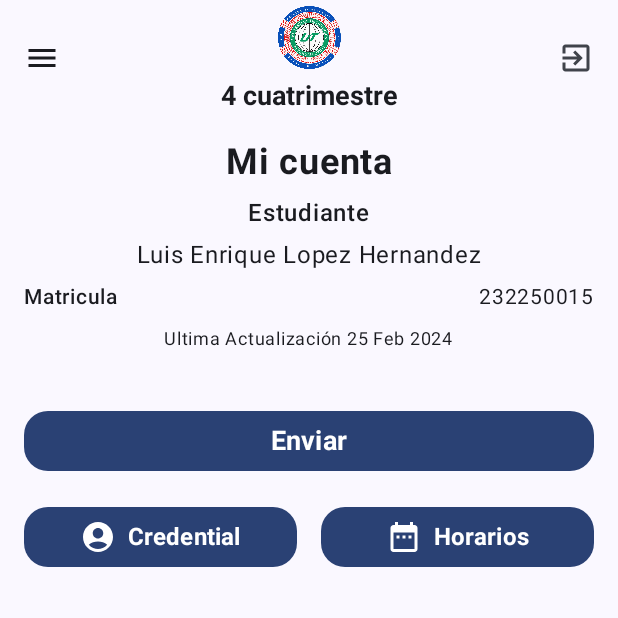
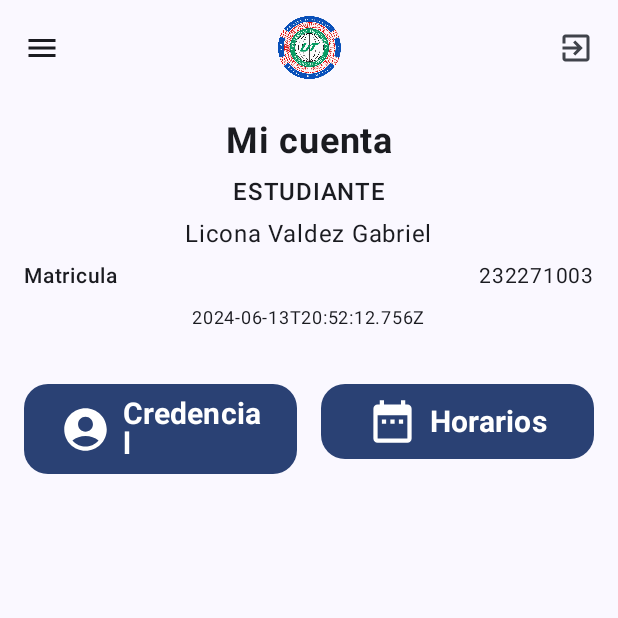
Before and after one commit to ValdoYKING/AccesIO_UTN, an Android app built with Jetpack Compose: the HomeUserView screen opened through its navigation route, on a phone screen of 412 x 824 dp, the top half of it. Run offline under Robolectric (Android 15) with nearby library versions, the phone set to English and light mode, and no system bars.

Commit message:
Aplicacion de patron de diseño MVVM

```diff
--- /dev/null
+++ b/app/src/main/java/com/pixelfusion/accesio_utn/model/HomeModel.kt
@@ -0,0 +1,16 @@
+package com.pixelfusion.accesio_utn.model
+
+data class HomeModel(
+    val nombre : String,
+    val matricula : String,
+    val tipoUser :String,
+    val actualizacion : String
+
+){
+    constructor(): this(
+        "Licona Valdez Gabriel",
+        "232271003",
+        "ESTUDIANTE",
+        "2024-06-13T20:52:12.756Z"
+    )
+}
--- a/app/src/main/java/com/pixelfusion/accesio_utn/navigation/AppNAvigation.kt
+++ b/app/src/main/java/com/pixelfusion/accesio_utn/navigation/AppNAvigation.kt
@@ -7,16 +7,20 @@ import androidx.navigation.compose.composable
 import androidx.navigation.compose.rememberNavController
 import com.pixelfusion.accesio_utn.components.SplashScreen
 import com.pixelfusion.accesio_utn.components.StartScreen
+import com.pixelfusion.accesio_utn.view.AboutView
 import com.pixelfusion.accesio_utn.view.CredentialView
 import com.pixelfusion.accesio_utn.view.FormRegisterView
 import com.pixelfusion.accesio_utn.view.HomeUserView
+import com.pixelfusion.accesio_utn.view.HorarioView
 import com.pixelfusion.accesio_utn.view.ImageCamView
 import com.pixelfusion.accesio_utn.view.ImageUserView
 import com.pixelfusion.accesio_utn.view.LegalScreen
 import com.pixelfusion.accesio_utn.view.LoginScreen
+import com.pixelfusion.accesio_utn.view.PerfilView
 import com.pixelfusion.accesio_utn.view.RegisterScreen
 import com.pixelfusion.accesio_utn.viewmodel.CredentialViewModel
 import com.pixelfusion.accesio_utn.viewmodel.FormRegisterViewModel
+import com.pixelfusion.accesio_utn.viewmodel.HomeViewModel
 import com.pixelfusion.accesio_utn.viewmodel.LoginViewModel
 
 @Composable
@@ -48,11 +52,21 @@ fun MyApp() {
             FormRegisterView(navController, viewModelU) }
         composable("image_user_view") { ImageUserView(navController) }
         composable("home_user_view"){
-            HomeUserView(navController)
+            val viewModelHome : HomeViewModel = viewModel()
+            HomeUserView(navController,viewModelHome)
         }
         composable("credential_view") {
             val viewModelC: CredentialViewModel = viewModel()
             CredentialView(navController,viewModelC)
         }
+        composable("horario_view"){
+            HorarioView(navController)
+        }
+        composable("profile_view"){
+            PerfilView(navController)
+        }
+        composable("about_view"){
+            AboutView(navController)
+        }
     }
 }
--- a/app/src/main/java/com/pixelfusion/accesio_utn/view/HomeUserView.kt
+++ b/app/src/main/java/com/pixelfusion/accesio_utn/view/HomeUserView.kt
@@ -42,20 +42,23 @@ import androidx.compose.ui.unit.sp
 import androidx.navigation.NavController
 import com.pixelfusion.accesio_utn.R
 import com.pixelfusion.accesio_utn.components.DrawerContent
+import com.pixelfusion.accesio_utn.viewmodel.HomeViewModel
 import kotlinx.coroutines.launch
 
 @SuppressLint("UnusedMaterial3ScaffoldPaddingParameter")
 @OptIn(ExperimentalMaterial3Api::class)
 @Composable
-fun HomeUserView(navController: NavController) {
+fun HomeUserView(navController: NavController, viewModelUser: HomeViewModel) {
     val drawerState = rememberDrawerState(DrawerValue.Closed)
     val scope = rememberCoroutineScope()
+    val dataH = viewModelUser.stateHome
 
     ModalNavigationDrawer(
         drawerContent = {
-            DrawerContent(navController)
+            DrawerContent(navController = navController)
         },
         drawerState = drawerState,
+        //gesturesEnabled = drawerState.isOpen,
         content = {
             Scaffold(
                 topBar = {
@@ -65,18 +68,12 @@ fun HomeUserView(navController: NavController) {
                                 modifier = Modifier.fillMaxWidth(),
                                 horizontalAlignment = Alignment.CenterHorizontally,
                             ) {
-                                //Spacer(modifier = Modifier.height(4.dp))
                                 Image(
                                     painter = painterResource(id = R.drawable.utnfoto),
                                     contentDescription = "Logo UTN",
                                     modifier = Modifier
                                         .size(50.dp)
                                         .padding(4.dp)
-                                )
-                                Text(
-                                    text = "4 cuatrimestre",
-                                    fontSize = 18.sp,
-                                    fontWeight = FontWeight.Bold
                                 )
                             }
                         },
@@ -120,13 +117,13 @@ fun HomeUserView(navController: NavController) {
                         )
                         Spacer(modifier = Modifier.height(8.dp))
                         Text(
-                            text = "Estudiante",
+                            text = dataH.tipoUser,
                             fontSize = 16.sp,
                             fontWeight = FontWeight.Medium
                         )
                         Spacer(modifier = Modifier.height(4.dp))
                         Text(
-                            text = "Luis Enrique Lopez Hernandez",
+                            text = dataH.nombre,
                             fontSize = 16.sp,
                             fontWeight = FontWeight.Normal
                         )
@@ -141,32 +138,19 @@ fun HomeUserView(navController: NavController) {
                                 fontWeight = FontWeight.Medium
                             )
                             Text(
-                                text = "232250015",
+                                text = dataH.matricula,
                                 fontSize = 14.sp,
                                 fontWeight = FontWeight.Normal
                             )
                         }
                         Spacer(modifier = Modifier.height(4.dp))
                         Text(
-                            text = "Ultima Actualización 25 Feb 2024",
+                            text = dataH.actualizacion,
                             fontSize = 12.sp,
                             fontWeight = FontWeight.Normal
                         )
                     }
                     Spacer(modifier = Modifier.height(32.dp))
-
-                    Button(
-                        onClick = { navController.navigate("form_register_view") },
-                        modifier = Modifier.fillMaxWidth(),
-                        shape = RoundedCornerShape(16.dp),
-                    ) {
-                        Text(
-                            text = "Enviar",
-                            fontSize = 18.sp,
-                            fontWeight = FontWeight.Bold
-                        )
-                    }
-                    Spacer(modifier = Modifier.height(16.dp))
 
                     Row(
                         modifier = Modifier.fillMaxWidth(),
@@ -186,13 +170,13 @@ fun HomeUserView(navController: NavController) {
                             ) {
                                 Icon(
                                     imageVector = Icons.Filled.AccountCircle,
-                                    contentDescription = "Credential",
-                                    modifier = Modifier.size(24.dp)
+                                    contentDescription = "Credencial",
+                                    modifier = Modifier.size(34.dp)
                                 )
                                 Spacer(modifier = Modifier.width(8.dp))
                                 Text(
-                                    text = "Credential",
-                                    fontSize = 16.sp,
+                                    text = "Credencial",
+                                    fontSize = 20.sp,
                                     fontWeight = FontWeight.Bold
                                 )
                             }
@@ -215,12 +199,12 @@ fun HomeUserView(navController: NavController) {
                                 Icon(
                                     imageVector = Icons.Filled.DateRange,
                                     contentDescription = "Horarios",
-                                    modifier = Modifier.size(24.dp)
+                                    modifier = Modifier.size(34.dp)
                                 )
                                 Spacer(modifier = Modifier.width(8.dp))
                                 Text(
                                     text = "Horarios",
-                                    fontSize = 16.sp,
+                                    fontSize = 20.sp,
                                     fontWeight = FontWeight.Bold
                                 )
                             }
--- /dev/null
+++ b/app/src/main/java/com/pixelfusion/accesio_utn/viewmodel/HomeViewModel.kt
@@ -0,0 +1,21 @@
+package com.pixelfusion.accesio_utn.viewmodel
+
+import androidx.compose.runtime.getValue
+import androidx.compose.runtime.mutableStateOf
+import androidx.compose.runtime.setValue
+import androidx.lifecycle.ViewModel
+import com.pixelfusion.accesio_utn.model.HomeModel
+
+class HomeViewModel: ViewModel() {
+    var stateHome by mutableStateOf(HomeModel())
+        private set
+
+    fun onValue(value:String, key:String){
+        when(key){
+            "nombre"-> stateHome = stateHome.copy(nombre = value)
+            "matricula"-> stateHome = stateHome.copy(matricula = value)
+            "tipoUser"-> stateHome = stateHome.copy(tipoUser = value)
+            "actualizacion"-> stateHome = stateHome.copy(actualizacion = value)
+        }
+    }
+}
```
